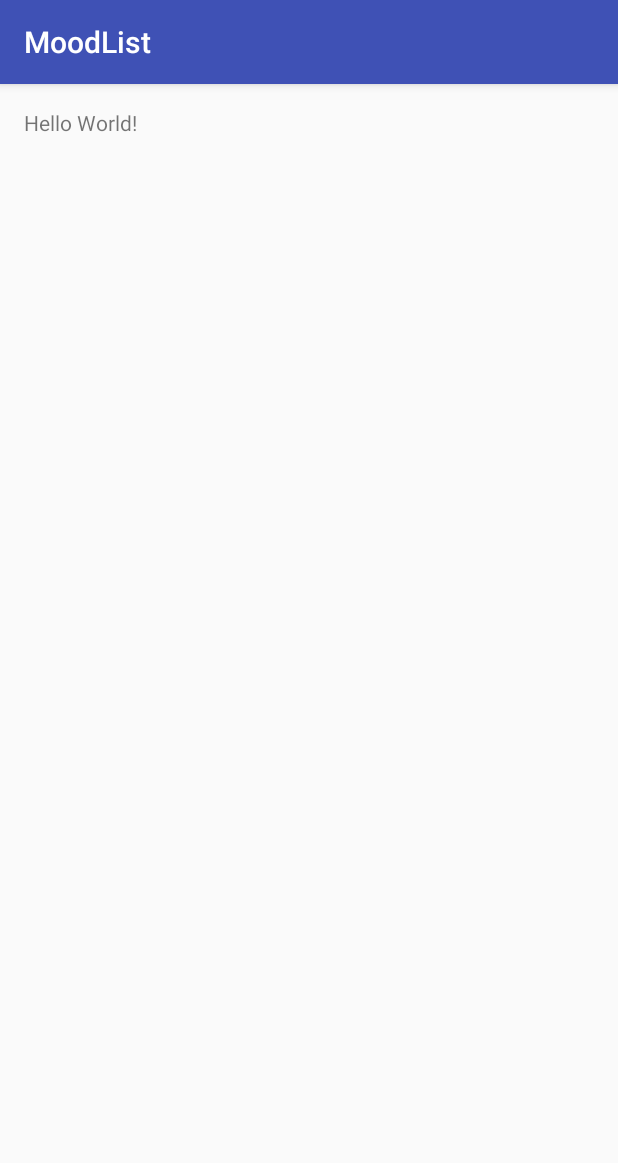
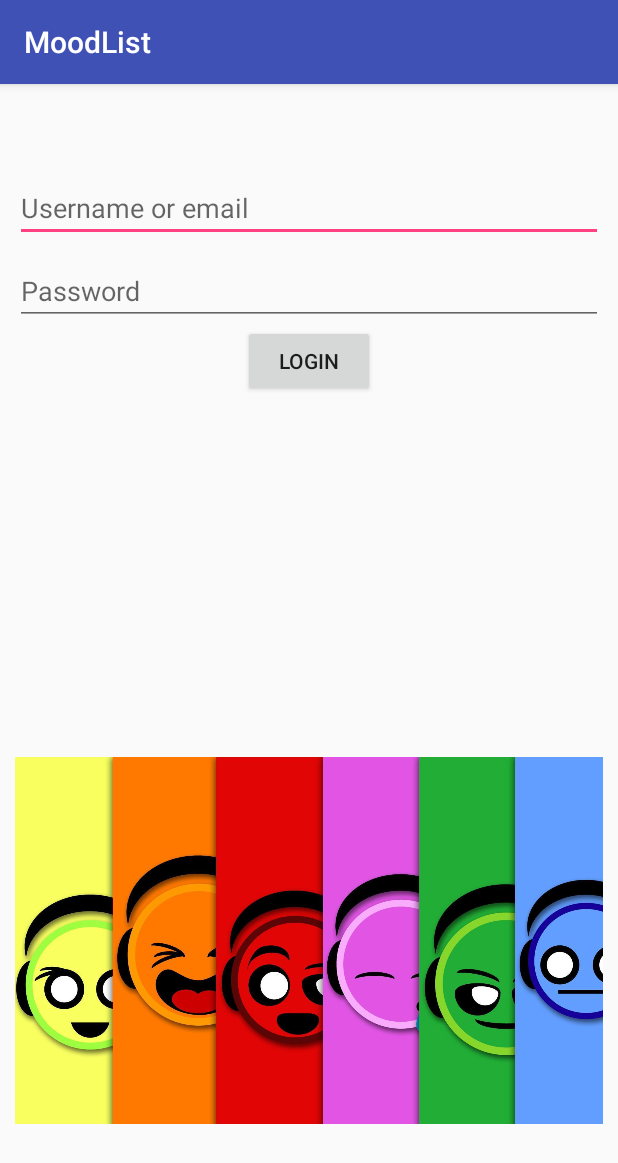
Before and after one commit to samlee99/MoodList, an Android app: the screen it shows after launch (MainActivity), on a phone screen of 412 x 824 dp. Shown: the top 1163 px of the screen. Run offline under Robolectric (Android 15) with nearby library versions, the phone set to English and light mode, and no system bars.

Commit message:
Added the login activity and a temporary image logo at the bottom of the activity.  Still need to implement backend and other activities.

```diff
--- a/app/src/main/AndroidManifest.xml
+++ b/app/src/main/AndroidManifest.xml
@@ -1,14 +1,14 @@
 <?xml version="1.0" encoding="utf-8"?>
 <manifest xmlns:android="http://schemas.android.com/apk/res/android"
-    package="com.example.samlee.moodlist" >
+    package="com.example.samlee.moodlist">
 
     <application
         android:allowBackup="true"
         android:icon="@mipmap/ic_launcher"
         android:label="@string/app_name"
         android:supportsRtl="true"
-        android:theme="@style/AppTheme" >
-        <activity android:name=".MainActivity" >
+        android:theme="@style/AppTheme">
+        <activity android:name=".MainActivity">
             <intent-filter>
                 <action android:name="android.intent.action.MAIN" />
 
--- a/app/src/main/res/layout/activity_main.xml
+++ b/app/src/main/res/layout/activity_main.xml
@@ -1,18 +1,44 @@
 <?xml version="1.0" encoding="utf-8"?>
-<RelativeLayout
-    xmlns:android="http://schemas.android.com/apk/res/android"
-    xmlns:tools="http://schemas.android.com/tools"
-    android:id="@+id/activity_main"
+<LinearLayout xmlns:android="http://schemas.android.com/apk/res/android"
+    android:orientation="vertical"
     android:layout_width="match_parent"
     android:layout_height="match_parent"
-    android:paddingLeft="@dimen/activity_horizontal_margin"
-    android:paddingRight="@dimen/activity_horizontal_margin"
-    android:paddingTop="@dimen/activity_vertical_margin"
-    android:paddingBottom="@dimen/activity_vertical_margin"
-    tools:context="com.example.samlee.moodlist.MainActivity">
+    android:layout_margin="10dp"
+    >
 
-    <TextView
-        android:layout_width="wrap_content"
-        android:layout_height="wrap_content"
-        android:text="Hello World!" />
-</RelativeLayout>
+    <LinearLayout
+        android:orientation="vertical"
+        android:layout_weight="1"
+        android:layout_width="match_parent"
+        android:layout_height="0dp">
+        <EditText
+            android:layout_marginTop="50sp"
+            android:hint="Username or email"
+            android:layout_width="match_parent"
+            android:layout_height="wrap_content" />
+        <EditText
+            android:layout_marginTop="10sp"
+            android:hint="Password"
+            android:inputType="textPassword"
+            android:layout_width="match_parent"
+            android:layout_height="wrap_content" />
+        <Button
+            android:text="LogIn"
+            android:layout_gravity="center"
+            android:layout_width="wrap_content"
+            android:layout_height="wrap_content" />
+    </LinearLayout>
+
+    <LinearLayout
+        android:layout_weight="1"
+        android:layout_width="match_parent"
+        android:layout_height="0dp">
+
+        <ImageView
+            android:src="@drawable/musicemotion"
+            android:scaleType="fitCenter"
+            android:layout_width="match_parent"
+            android:layout_height="match_parent" />
+    </LinearLayout>
+
+</LinearLayout>
```
Also changed, not shown: app/src/main/res/drawable/musicemotion.jpg (added).
